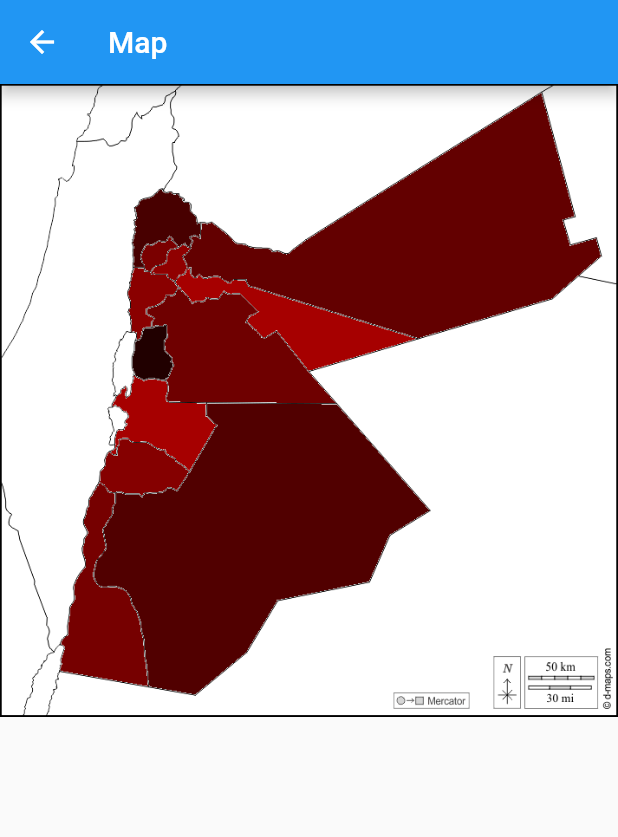
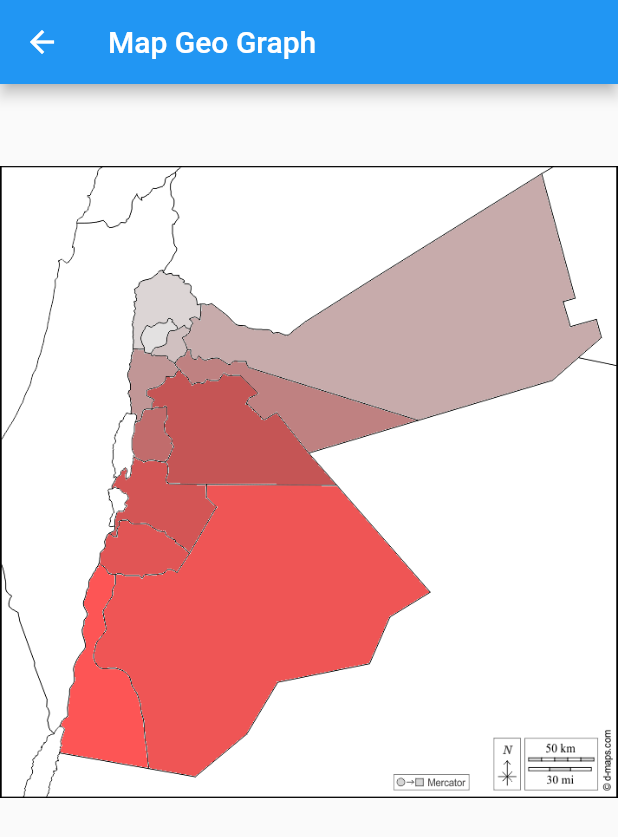
Before and after one commit to Ramsay99/Flutter_FinalApp, a Flutter app: the MapVis screen opened directly, on a phone screen of 412 x 824 dp. Shown: the top 837 px of the screen. Run offline on Flutter 3.47's test engine with Material 2 defaults, Android fonts, the phone set to English and light mode, and no system bars; our stand-ins replace csv, date_time_picker, easy_debounce, file_picker, firebase_auth, firebase_core and 4 more; missing offline and left inert: flutter_polyline_points, graphx, map_picker; accounts and stored records are empty.

Commit message:
Update map_vis.dart

```diff
--- a/finalapp/lib/Screens/manager_screens/dashboard/map_vis.dart
+++ b/finalapp/lib/Screens/manager_screens/dashboard/map_vis.dart
@@ -1,5 +1,3 @@
-// ignore_for_file: prefer_const_literals_to_create_immutables, prefer_const_constructors
-
 import 'package:flutter/material.dart';
 
 class MapVis extends StatefulWidget {
@@ -10,41 +8,89 @@ class MapVis extends StatefulWidget {
 }
 
 class _MapVisState extends State<MapVis> {
-  Image? _jordanMap;
+  Image? _jordanMapImage;
+  late String _irbidMapImage;
+  late String _ajlunMapImage;
+  late String _jarashMapImage;
+  late String _mafraqMapImage;
+  late String _saltMapImage;
+  late String _zarqaMapImage;
+  late String _madabaMapImage;
+  late String _ammanMapImage;
+  late String _karakMapImage;
+  late String _tafelaMapImage;
+  late String _maanMapImage;
+  late String _aqabaMapImage;
+
   @override
   void initState() {
     super.initState();
-    _jordanMap = Image.asset('assets/images/jordanMap.png');
+    _jordanMapImage = Image.asset('assets/images/jordanMap.png');
+    _irbidMapImage = 'assets/images/irbid.png';
+    _ajlunMapImage = 'assets/images/ajlun.png';
+    _jarashMapImage = 'assets/images/jarash.png';
+    _mafraqMapImage = 'assets/images/mafraq.png';
+    _saltMapImage = 'assets/images/salt.png';
+    _zarqaMapImage = 'assets/images/zarqa.png';
+    _madabaMapImage = 'assets/images/madaba.png';
+    _ammanMapImage = 'assets/images/amman.png';
+    _karakMapImage = 'assets/images/karak.png';
+    _tafelaMapImage = 'assets/images/tafela.png';
+    _maanMapImage = 'assets/images/maan.png';
+    _aqabaMapImage = 'assets/images/aqaba.png';
   }
 
   @override
   Widget build(BuildContext context) {
+    // Vals will be taken from FireStore `Cities` :P
+    int testColIncrementaly = 0;
+    int mapCol() {
+      testColIncrementaly += (256 / 12).round();
+      print(testColIncrementaly);
+      return testColIncrementaly;
+    }
+
     return Scaffold(
-      appBar: AppBar(title: Text("Map")),
-      body: Stack(
-        children: [
-          _jordanMap!,
-          _City('assets/images/madaba.png', 33),
-          _City('assets/images/ajlun.png', 122),
-          _City('assets/images/amman.png', 111),
-          _City('assets/images/aqaba.png', 118),
-          _City('assets/images/irbid.png', 72),
-          _City('assets/images/jarash.png', 144),
-          _City('assets/images/karak.png', 166),
-          _City('assets/images/maan.png', 81),
-          _City('assets/images/mafraq.png', 99),
-          _City('assets/images/salt.png', 138),
-          _City('assets/images/tafela.png', 133),
-          _City('assets/images/zarqa.png', 166),
-        ],
+      appBar: AppBar(title: const Text("Map Geo Graph")),
+      body: Center(
+        child: SizedBox(
+          height: MediaQuery.of(context).size.height / 1.25,
+          child: _Map(mapCol),
+        ),
       ),
     );
   }
 
-  Image _City(String cityImgPath, int density) {
+  Stack _Map(int mapCol()) {
+    return Stack(
+      children: [
+        _jordanMapImage!,
+        _defaultCity(_ajlunMapImage, mapCol()),
+        _defaultCity(_irbidMapImage, mapCol()),
+        _defaultCity(_jarashMapImage, mapCol()),
+        _defaultCity(_mafraqMapImage, mapCol()),
+        _defaultCity(_saltMapImage, mapCol()),
+        _defaultCity(_zarqaMapImage, mapCol()),
+        _defaultCity(_madabaMapImage, mapCol()),
+        _defaultCity(_ammanMapImage, mapCol()),
+        _defaultCity(_karakMapImage, mapCol()),
+        _defaultCity(_tafelaMapImage, mapCol()),
+        _defaultCity(_maanMapImage, mapCol()),
+        _defaultCity(_aqabaMapImage, mapCol()),
+      ],
+    );
+  }
+
+  Widget _defaultCity(String cityImgPath, int density) {
+    int mapAlpha = density;
+    if (density < 30) {
+      mapAlpha = 30;
+    } else if (density > 160) {
+      mapAlpha = 170;
+    }
     return Image.asset(
       cityImgPath,
-      color: Color.fromARGB(255, density, 0, 0),
+      color: Color.fromARGB(mapAlpha, density, 0, 0),
     );
   }
 }
```
